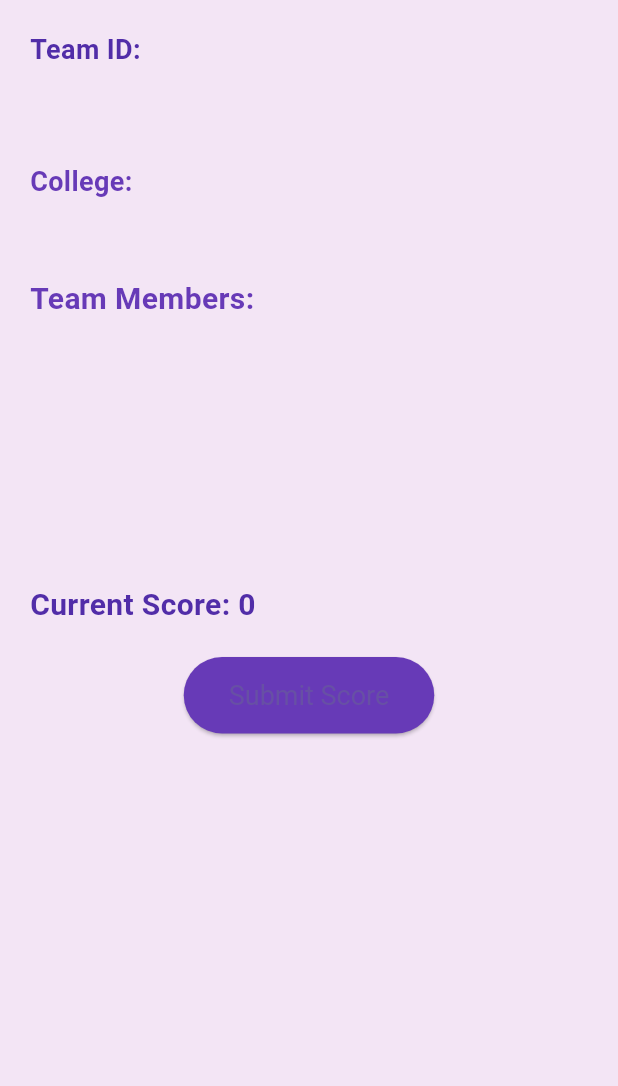
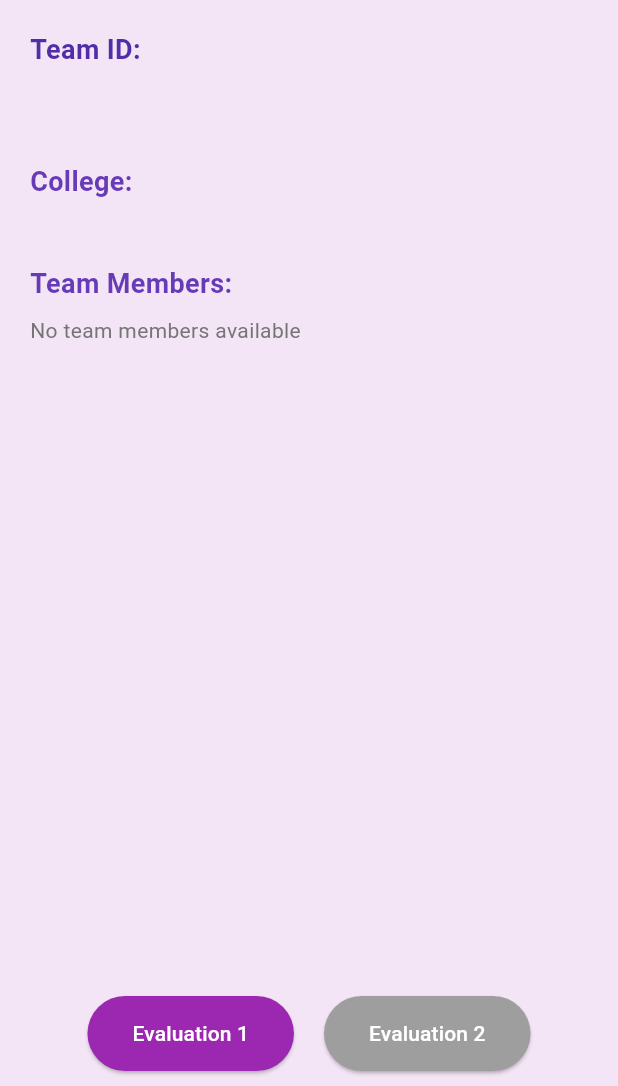
Before and after one commit to amruthabj/ieee_scanner_application, a Flutter app: the TeamInfoPage screen opened directly with empty values, on a phone screen of 412 x 824 dp, the part 150-1236 px from its top. Run offline on Flutter 3.47's test engine with Material 3 defaults, Android fonts, the phone set to English and light mode, and no system bars; our stand-ins replace js, permission_handler; missing offline and left inert: dart:html, dart:js_util.

Commit message:
updated 2nd Evaluation

```diff
--- a/lib/team_info_page.dart
+++ b/lib/team_info_page.dart
@@ -1,6 +1,7 @@
 import 'package:flutter/material.dart';
 import 'package:http/http.dart' as http;
 import 'dart:convert';
+import 'Evaluation_2.dart';
 
 class TeamInfoPage extends StatefulWidget {
   final Map<String, dynamic> data;
@@ -14,6 +15,7 @@ class TeamInfoPage extends StatefulWidget {
 
 class _TeamInfoPageState extends State<TeamInfoPage> {
   late Map<String, dynamic> teamData;
+  bool isEvaluation1 = true; // Track which evaluation mode is active
 
   @override
   void initState() {
@@ -22,55 +24,9 @@ class _TeamInfoPageState extends State<TeamInfoPage> {
     teamData = Map<String, dynamic>.from(widget.data);
   }
 
-  Future<void> submitScore(BuildContext context, int score) async {
-    // Replace YOUR_SCRIPT_ID with your actual Google Apps Script ID
-    final scriptId = 'AKfycbxVeRRFM2VwKQ76XNBd6Tuuw2_tlIulvyGXWCJrUE27CpWdsCMizcbyncP6F0z3raEF'; // Replace with your actual script ID
-    final url = Uri.parse(
-      'https://script.google.com/macros/s/$scriptId/exec?teamId=${widget.teamId}',
-    );
-
-    try {
-      final response = await http.post(
-        url,
-        headers: {'Content-Type': 'application/json'},
-        body: jsonEncode({
-          'teamId': widget.teamId,
-          'teamName': teamData['team_name'],
-          'score': score,
-        }),
-      );
-
-      if (response.statusCode == 200) {
-        if (mounted) {
-          setState(() {
-            teamData['score'] = score;
-            teamData['score_history'] = List.from(teamData['score_history'] ?? [])..add(score);
-          });
-
-          ScaffoldMessenger.of(context).showSnackBar(
-            SnackBar(content: Text('✅ Score submitted successfully!')),
-          );
-        }
-      } else {
-        if (mounted) {
-          ScaffoldMessenger.of(context).showSnackBar(
-            SnackBar(content: Text('❌ Submission failed: ${response.statusCode}')),
-          );
-        }
-      }
-    } catch (e) {
-      if (mounted) {
-        ScaffoldMessenger.of(context).showSnackBar(
-          SnackBar(content: Text('⚠️ Error: $e')),
-        );
-      }
-    }
-  }
-
   @override
   Widget build(BuildContext context) {
     final List<String> members = List<String>.from(teamData['members'] ?? []);
-    final List<int> scoreHistory = List<int>.from(teamData['score_history'] ?? []);
 
     return Scaffold(
       backgroundColor: Colors.purple[50],
@@ -92,7 +48,6 @@ class _TeamInfoPageState extends State<TeamInfoPage> {
       ),
       body: Padding(
         padding: const EdgeInsets.all(20.0),
-        child: SingleChildScrollView(
         child: Column(
           crossAxisAlignment: CrossAxisAlignment.start,
           children: [
@@ -106,110 +61,79 @@ class _TeamInfoPageState extends State<TeamInfoPage> {
                 style: TextStyle(fontSize: 18, fontWeight: FontWeight.w600, color: Colors.deepPurple)),
             Text(teamData['college'] ?? '',
                 style: TextStyle(fontSize: 18, fontWeight: FontWeight.bold, color: Colors.black87)),
-              SizedBox(height: 25),
+            SizedBox(height: 16),
+
+            // Display Team Members using Column
             Text('Team Members:',
-                  style: TextStyle(fontSize: 20, fontWeight: FontWeight.w600, color: Colors.deepPurple)),
-              SizedBox(height: 10),
-              SizedBox(
-                height: 120,
-                child: ListView.separated(
-                  itemCount: members.length,
-                  separatorBuilder: (_, __) => Divider(),
-                  itemBuilder: (context, index) {
-                    return Card(
-                      elevation: 2,
-                      shape: RoundedRectangleBorder(borderRadius: BorderRadius.circular(10)),
+                style: TextStyle(fontSize: 18, fontWeight: FontWeight.w600, color: Colors.deepPurple)),
+            SizedBox(height: 8),
+
+            members.isEmpty
+                ? Text('No team members available', style: TextStyle(color: Colors.grey[600]))
+                : Column(
+              children: List.generate(
+                members.length,
+                    (index) => Card(
+                  margin: EdgeInsets.only(bottom: 8),
                   child: ListTile(
-                        leading: CircleAvatar(
-                          backgroundColor: Colors.deepPurple,
-                          child: Text(
-                            members[index][0].toUpperCase(),
-                            style: TextStyle(color: Colors.white, fontWeight: FontWeight.bold),
+                    title: Text(
+                      members[index],
+                      style: TextStyle(fontSize: 16, fontWeight: FontWeight.bold, color: Colors.black87),
                     ),
                   ),
-                        title: Text(members[index], style: TextStyle(fontSize: 16)),
+                ),
+              ),
+            ),
+
+            SizedBox(height: 25),
+
+            // Evaluation Buttons will be at the bottom of the screen
+            SizedBox(height: 150), // Adding space for bottom buttons
+          ],
+        ),
+      ),
+      bottomNavigationBar: Padding(
+        padding: const EdgeInsets.symmetric(horizontal: 20.0, vertical: 10),
+        child: Row(
+          mainAxisAlignment: MainAxisAlignment.center,
+          children: [
+            ElevatedButton(
+              onPressed: () {
+                setState(() {
+                  isEvaluation1 = true; // Set to Evaluation 1
+                });
+              },
+              style: ElevatedButton.styleFrom(
+                backgroundColor: isEvaluation1 ? Colors.purple : Colors.grey,
+                padding: EdgeInsets.symmetric(horizontal: 30, vertical: 15),
+              ),
+              child: Text('Evaluation 1', style: TextStyle(color: Colors.white)), // White text
+            ),
+            SizedBox(width: 20),
+            ElevatedButton(
+              onPressed: () {
+                setState(() {
+                  isEvaluation1 = false;
+                });
+
+                Navigator.push(
+                  context,
+                  MaterialPageRoute(
+                    builder: (context) => Evaluation2Page(
+                      teamCode: widget.teamId,
+                      teamName: teamData['team_name'] ?? '',
+                    ),
                   ),
                 );
               },
+
+              style: ElevatedButton.styleFrom(
+                backgroundColor: !isEvaluation1 ? Colors.purple : Colors.grey,
+                padding: EdgeInsets.symmetric(horizontal: 30, vertical: 15),
               ),
-              ),
-              SizedBox(height: 25),
-
-              if (scoreHistory.isNotEmpty) ...[
-                Text('Score History:',
-                    style: TextStyle(fontSize: 20, fontWeight: FontWeight.w600, color: Colors.deepPurple)),
-                SizedBox(height: 10),
-                Container(
-                  height: 100,
-                  child: ListView.builder(
-                    itemCount: scoreHistory.length,
-                    itemBuilder: (context, index) {
-                      return ListTile(
-                        leading: Icon(Icons.history, color: Colors.deepPurple),
-                        title: Text("Score: ${scoreHistory[index]}"),
-                      );
-                    },
-                  ),
+              child: Text('Evaluation 2', style: TextStyle(color: Colors.white)), // White text
             ),
           ],
-
-              SizedBox(height: 20),
-
-              if (teamData.containsKey('score'))
-                Text(
-                  'Current Score: ${teamData['score']}',
-                  style: TextStyle(fontSize: 20, fontWeight: FontWeight.bold, color: Colors.deepPurple[700]),
-                ),
-
-              SizedBox(height: 20),
-
-              Center(
-                child: ElevatedButton(
-                  onPressed: () {
-                    final TextEditingController scoreController = TextEditingController();
-
-                    showDialog(
-                      context: context,
-                      builder: (context) => AlertDialog(
-                        title: Text('Enter Score'),
-                        content: TextField(
-                          controller: scoreController,
-                          keyboardType: TextInputType.number,
-                          decoration: InputDecoration(hintText: "Enter team's score"),
-                        ),
-                        actions: [
-                          TextButton(
-                            child: Text('Cancel'),
-                            onPressed: () => Navigator.of(context).pop(),
-                          ),
-                          ElevatedButton(
-                            child: Text('Submit'),
-                            onPressed: () {
-                              final int? score = int.tryParse(scoreController.text);
-                              if (score != null) {
-                                Navigator.of(context).pop();
-                                submitScore(context, score);
-                              } else {
-                                ScaffoldMessenger.of(context).showSnackBar(
-                                  SnackBar(content: Text('⚠️ Please enter a valid number!')),
-                                );
-                              }
-                            },
-                          ),
-                        ],
-                      ),
-                    );
-                  },
-                  style: ElevatedButton.styleFrom(
-                    backgroundColor: Colors.deepPurple,
-                    padding: EdgeInsets.symmetric(horizontal: 30, vertical: 15),
-                    textStyle: TextStyle(fontSize: 18),
-                  ),
-                  child: Text('Submit Score'),
-                ),
-              ),
-            ],
-          ),
         ),
       ),
     );
```
Also changed, not shown: lib/Evaluation_2.dart (added, +131 -0 lines). Lines whose indentation alone changed are shown as unchanged.
